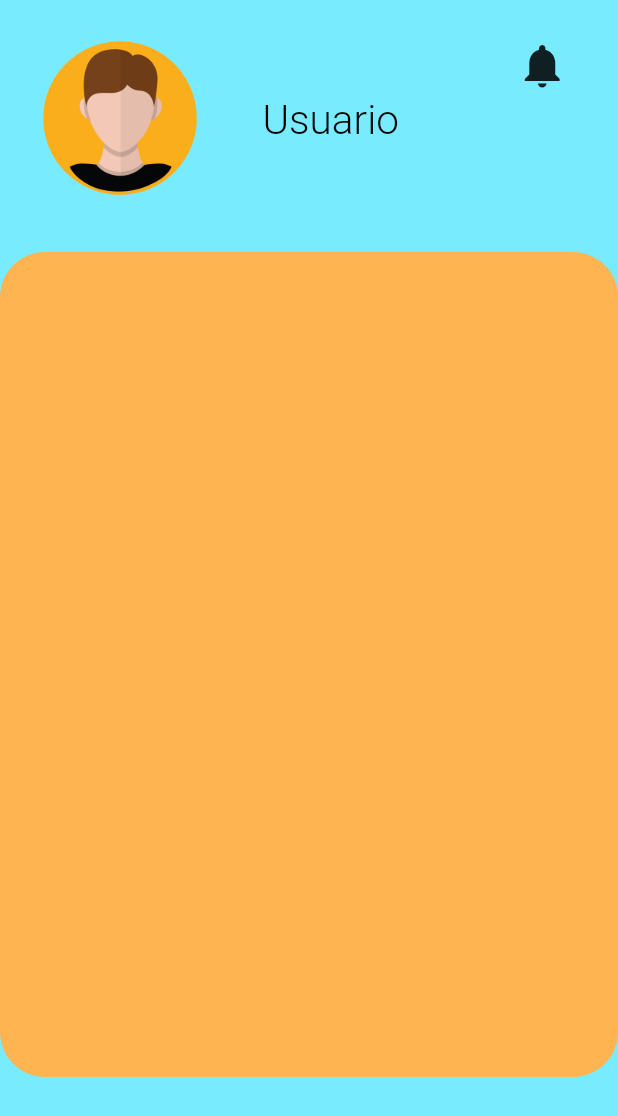
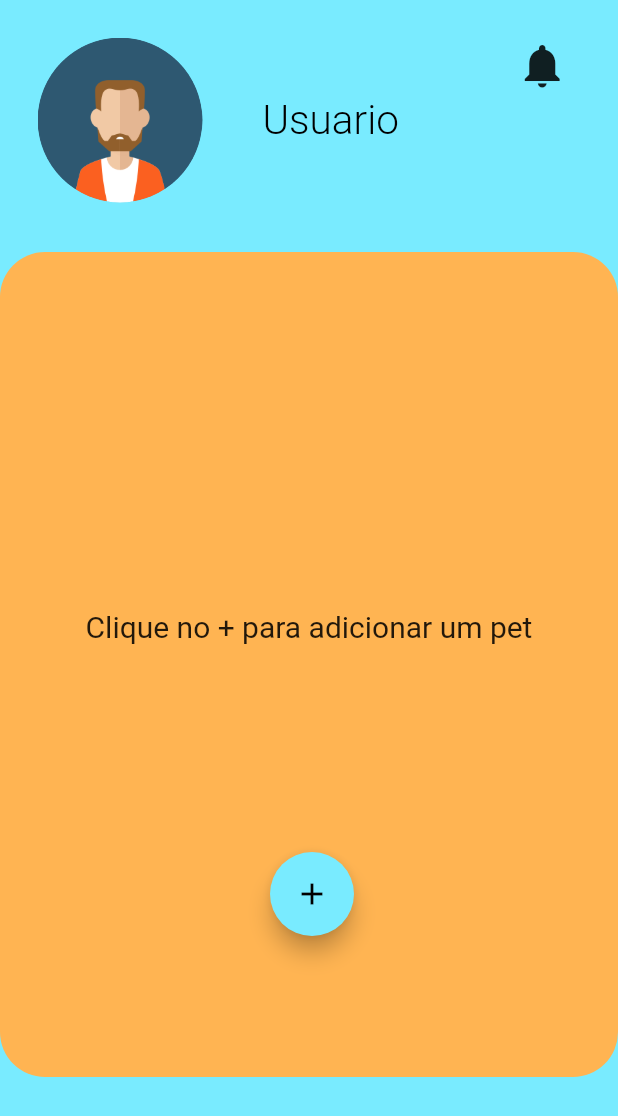
Before and after one commit to GstvMagalhaes/projeto_epsa, a Flutter app: the PetSignUp screen opened directly, on a phone screen of 412 x 824 dp. Shown: the top 1116 px of the screen. Run offline on Flutter 3.47's test engine with Material 2 defaults, Android fonts, the phone set to English and light mode, and no system bars; project files that could hold a hidden picture were left out.

Commit message:
atualizacao do projeto

```diff
--- a/lib/screens/pet-sign-up-page.dart
+++ b/lib/screens/pet-sign-up-page.dart
@@ -2,6 +2,8 @@
 
 import 'package:flutter/material.dart';
 import 'package:flutter/widgets.dart';
+
+import 'pet-profile-sign-up.dart';
 
 class PetSignUp extends StatefulWidget {
   const PetSignUp({Key? key, required this.title}) : super(key: key);
@@ -54,12 +56,46 @@ class _MyPetSignUpState extends State<PetSignUp> {
                 width: 100,
                 height: 550,
                 child: Container(
+                  child: Padding(
+                    padding: const EdgeInsets.only(bottom: 50.0),
+                    child: Stack(
+                      children: [
+                        Center(
+                          child: Text(
+                            'Clique no + para adicionar um pet',
+                            style: TextStyle(
+                              fontWeight: FontWeight.w400,
+                              fontSize: 20,
+                            ),
+                          ),
+                        ),
+                        Padding(
+                          padding: const EdgeInsets.only(left: 180.0, top: 400),
+                          child: FloatingActionButton(
+                            onPressed: () {
+                              Navigator.push(
+                                context,
+                                MaterialPageRoute(
+                                  builder: (context) => PetProfileSignUp(
+                                    title: '',
+                                  ),
+                                ),
+                              );
+                            },
+                            child: Icon(Icons.add),
+                            backgroundColor: Color.fromARGB(255, 121, 235, 255),
+                          ),
+                        )
+                      ],
+                    ),
+                  ),
                   decoration: BoxDecoration(
-                      borderRadius: BorderRadius.circular(30),
-                      color: Color.fromARGB(255, 255, 180, 82)),
+                    borderRadius: BorderRadius.circular(30),
+                    color: Color.fromARGB(255, 255, 180, 82),
+                  ),
                 ),
               ),
-            )
+            ),
           ],
         ),
       ),
```
Also changed, not shown: lib/screens/pet-profile-sign-up.dart (added, +156 -0 lines), assets/images/avatar.png, assets/images/avatardog.png (added).
